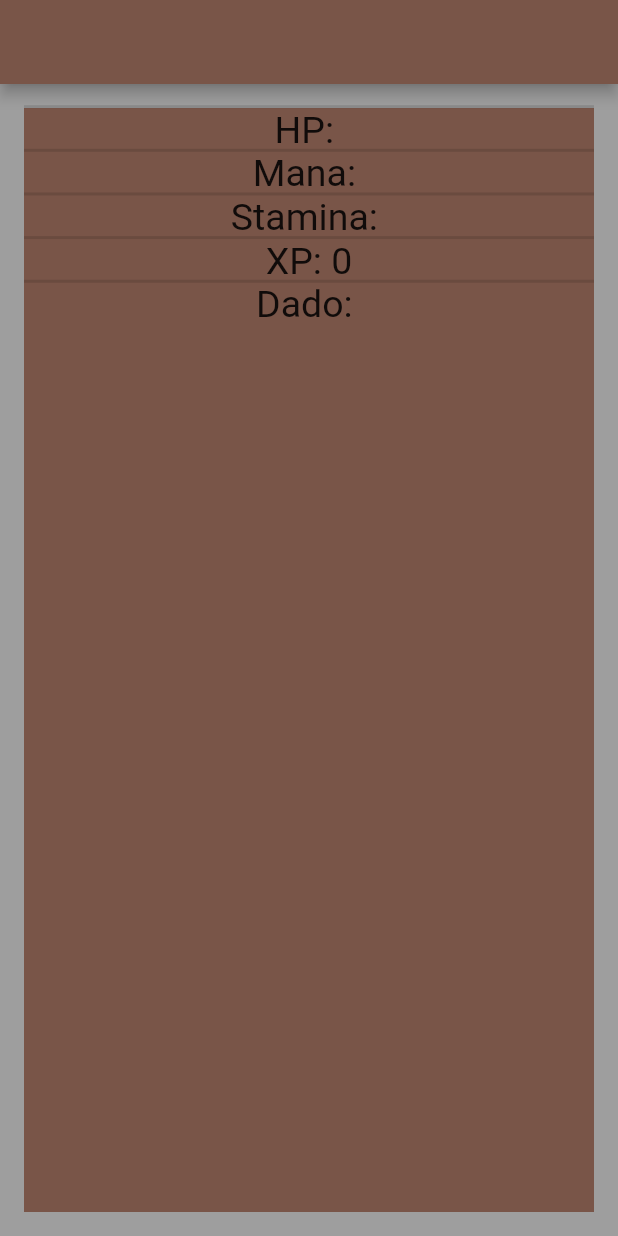
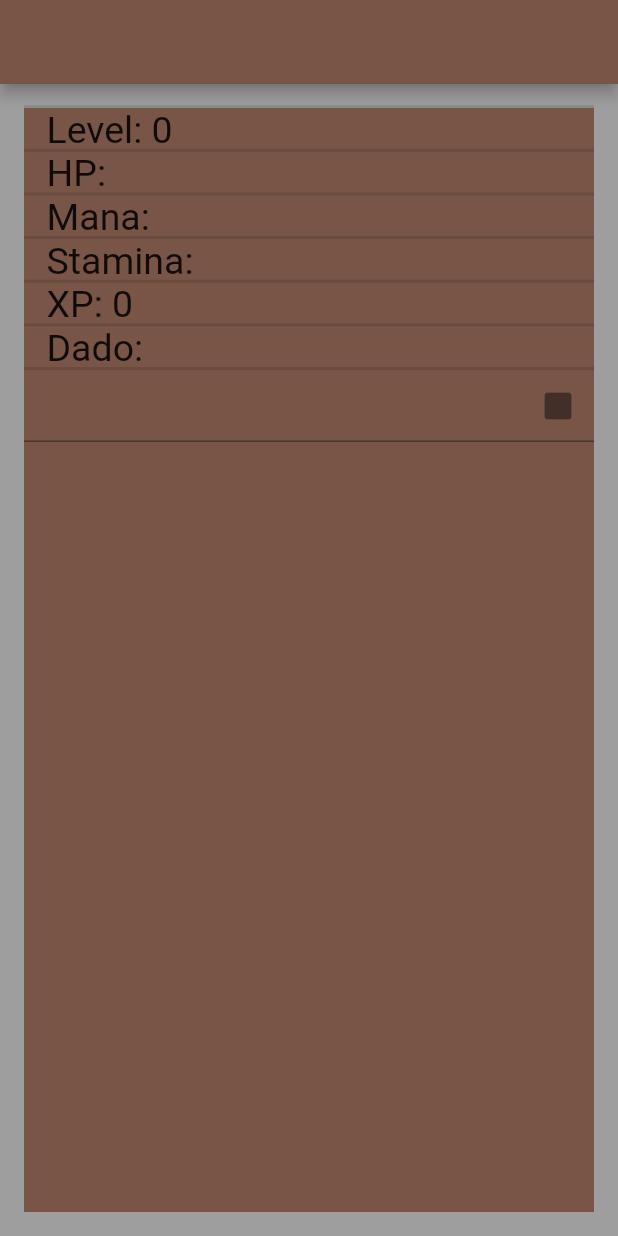
Before and after one commit to Vet0r/Mobile-RPG, a Flutter app: the Player screen opened directly with empty values, on a phone screen of 412 x 824 dp. Run offline on Flutter 3.47's test engine with Material 2 defaults, Android fonts, the phone set to English and light mode, and no system bars; our stand-ins replace cloud_firestore, firebase_core; missing offline and left inert: dart:ffi; accounts and stored records are empty.

Commit message:
Sistema de dados do player

```diff
--- a/lib/host/fields_for_table_master.dart
+++ b/lib/host/fields_for_table_master.dart
@@ -13,7 +13,9 @@ fielsFortableMaster(String fieldFB, String field, BuildContext context,
           "$field: ${documents.get(fieldFB)}",
           style: const TextStyle(fontSize: 20),
         ),
-        IconButton(
+        fieldFB == "roled_dice" || fieldFB == "dice"
+            ? Container()
+            : IconButton(
                 onPressed: () async {
                   var update = FirebaseFirestore.instance
                       .collection('/players')
--- a/lib/player/create_new_player.dart
+++ b/lib/player/create_new_player.dart
@@ -11,6 +11,8 @@ Future<String> createNewPlayer(String name) async {
     "stamina": 10,
     "xp": 0,
     "dice": 0,
+    "level": 0,
+    "roled_dice": 0,
   };
 
   DocumentReference playerId = await players.add(mapPlayer);
--- a/lib/player/dice.dart
+++ b/lib/player/dice.dart
@@ -1,21 +1,28 @@
 import 'dart:math';
 
+import 'package:cloud_firestore/cloud_firestore.dart';
 import 'package:flutter/material.dart';
 
-rollDice() {
+diceForTable(String fieldFB, String field, BuildContext context,
+    DocumentSnapshot<Map<String, dynamic>>? documents) {
+  int value;
   var controller = TextEditingController();
-  TextField(
+  var update =
+      FirebaseFirestore.instance.collection('/players').doc(documents?.id);
+  return TextField(
     controller: controller,
     decoration: InputDecoration(
       suffixIcon: IconButton(
         onPressed: () {
-          // update.update(
-          //   {"dice": int.parse(controller.text)},
-          // );
+          update.update(
+            {
+              "dice": Random().nextInt(int.parse(controller.text)),
+              "roled_dice": int.parse(controller.text),
+            },
+          );
         },
-        icon: const Icon(Icons.arrow_forward_rounded),
+        icon: const Icon(Icons.square_rounded),
       ),
     ),
   );
-  Random().nextInt(int.parse(controller.text));
 }
--- a/lib/player/fields_for_table.dart
+++ b/lib/player/fields_for_table.dart
@@ -6,7 +6,7 @@ fielsFortable(String fieldFB, String field, BuildContext context,
   return Padding(
     padding: const EdgeInsets.only(left: 15.0, right: 15),
     child: Row(
-      mainAxisAlignment: MainAxisAlignment.center,
+      mainAxisAlignment: MainAxisAlignment.start,
       children: [
         Text(
           "$field: ${documents?.get(fieldFB)}",
--- a/lib/player/player.dart
+++ b/lib/player/player.dart
@@ -5,6 +5,7 @@ import 'package:cloud_firestore/cloud_firestore.dart';
 import 'package:flutter/material.dart';
 import 'package:flutter/src/widgets/container.dart';
 import 'package:flutter/src/widgets/framework.dart';
+import 'package:mobile_rpg/player/dice.dart';
 import 'package:mobile_rpg/player/player_app_bar.dart';
 
 import 'fields_for_table.dart';
@@ -49,6 +50,12 @@ class _PlayerState extends State<Player> {
                             height: 0.1,
                             thickness: 2,
                           ),
+                          fielsFortable(
+                              'level', 'Level', context, snapshot.data),
+                          const Divider(
+                            height: 0.1,
+                            thickness: 2,
+                          ),
                           fielsFortable('hp', 'HP', context, snapshot.data),
                           const Divider(
                             height: 0.1,
@@ -71,6 +78,11 @@ class _PlayerState extends State<Player> {
                             thickness: 2,
                           ),
                           fielsFortable('dice', 'Dado', context, snapshot.data),
+                          const Divider(
+                            height: 0.1,
+                            thickness: 2,
+                          ),
+                          diceForTable('dice', 'Dado', context, snapshot.data),
                         ],
                       ),
                     ),
```
Also changed, not shown: lib/host/host.dart (+12 -0 lines), 4 other files. Lines whose indentation alone changed are shown as unchanged.
